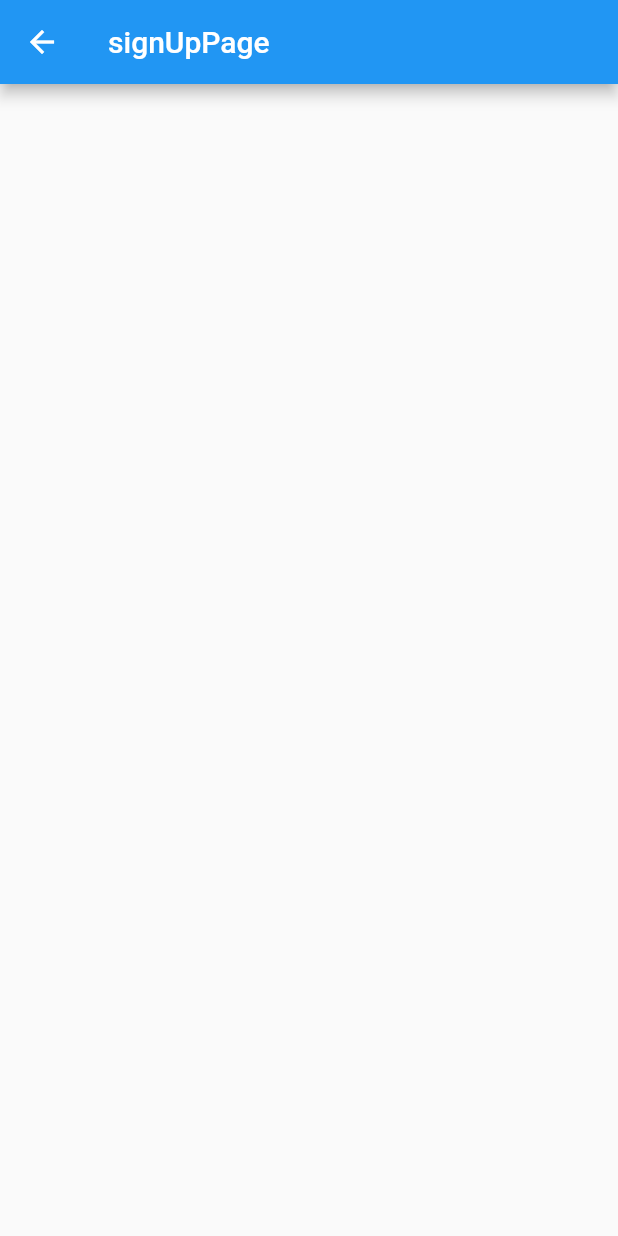
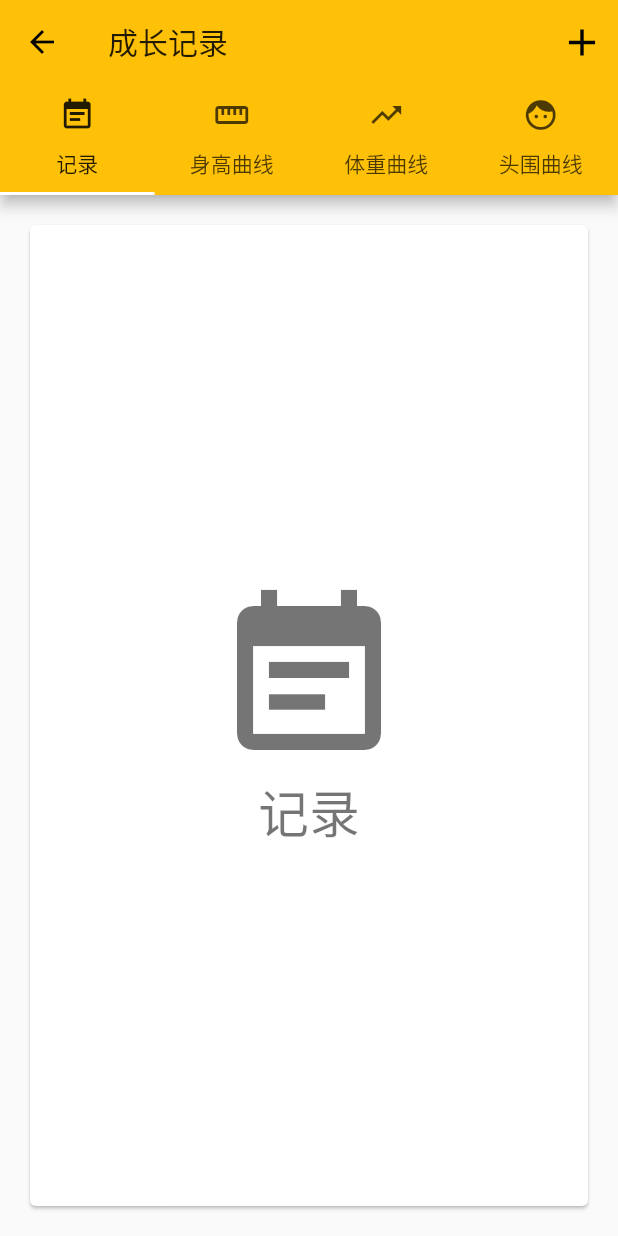
Before and after one commit to webkong/xeu-flutter, a Flutter app: the screen it shows after launch, after a tap on "成长记录", on a phone screen of 412 x 824 dp. Run offline on Flutter 3.47's test engine with Material 2 defaults, Android fonts, the phone set to English and light mode, and no system bars; our stand-ins replace dio.

Commit message:
add group

```diff
--- /dev/null
+++ b/lib/group/index.dart
@@ -0,0 +1,97 @@
+import 'package:flutter/material.dart';
+import '../utils/toast.dart';
+
+
+class GroupPage extends StatefulWidget {
+  @override
+  State<StatefulWidget> createState() {
+    return _GroupPage();
+  }
+}
+
+class _GroupPage extends State<GroupPage> with SingleTickerProviderStateMixin {
+  _save() {
+    Toast.show('保存成功', context);
+  }
+
+  TabController _tabController;
+  @override
+  void initState() {
+    super.initState();
+    _tabController = new TabController(vsync: this, length: choices.length);
+  }
+
+  @override
+  void dispose() {
+    _tabController.dispose();
+    super.dispose();
+  }
+
+  @override
+  Widget build(BuildContext context) {
+    return Scaffold(
+      appBar: AppBar(
+        title: Text('成长记录'),
+        actions: <Widget>[
+          IconButton(icon: Icon(Icons.add, size: 30.0,), onPressed: () => this._save()),
+        ],
+        bottom: new TabBar(
+          controller: _tabController,
+          tabs: choices.map((Choice choice) {
+            return new Tab(
+              text: choice.title,
+              icon: new Icon(choice.icon),
+            );
+          }).toList(),
+        ),
+      ),
+      body: new TabBarView(
+        controller: _tabController,
+        children: choices.map((Choice choice) {
+          return new Padding(
+            padding: const EdgeInsets.all(16.0),
+            child: new ChoiceCard(choice: choice),
+          );
+        }).toList(),
+      ),
+    );
+  }
+}
+
+
+class Choice {
+  const Choice({this.title, this.icon});
+  final String title;
+  final IconData icon;
+}
+
+const List<Choice> choices = const <Choice>[
+  const Choice(title: '记录', icon: Icons.event_note),
+  const Choice(title: '身高曲线', icon: Icons.straighten),
+  const Choice(title: '体重曲线', icon: Icons.trending_up),
+  const Choice(title: '头围曲线', icon: Icons.face),
+];
+
+class ChoiceCard extends StatelessWidget {
+  const ChoiceCard({Key key, this.choice}) : super(key: key);
+
+  final Choice choice;
+
+  @override
+  Widget build(BuildContext context) {
+    final TextStyle textStyle = Theme.of(context).textTheme.display1;
+    return new Card(
+      color: Colors.white,
+      child: new Center(
+        child: new Column(
+          mainAxisSize: MainAxisSize.min,
+          crossAxisAlignment: CrossAxisAlignment.center,
+          children: <Widget>[
+            new Icon(choice.icon, size: 128.0, color: textStyle.color),
+            new Text(choice.title, style: textStyle),
+          ],
+        ),
+      ),
+    );
+  }
+}
--- a/lib/home.dart
+++ b/lib/home.dart
@@ -12,47 +12,34 @@ class _HomePageState extends State<HomePage> {
       appBar: AppBar(
         title: Text('学源'),
       ),
-      body: Center(
-        child: Table(
-          children: <TableRow>[
-            TableRow(
+      body: Container(
+        padding: EdgeInsets.only(top: 30.0),
+        height: 400.0,
+        child: Column(
+          mainAxisAlignment: MainAxisAlignment.spaceBetween,
+          children: <Widget>[
+            Row(
               children: <Widget>[
-                Center(
-                  child: GestureDetector(
-                    child: Container(
-                      width: 150.0,
-                      height: 250.0,
-                      child: Text('成长记录'),
-                    ),
-                    onTap: () => Navigator.pushNamed(context, '/signup'),
-                  ),
-                ),Center(
-                  child: GestureDetector(
-                    child: Container(
-                      child: Text('成长记录'),
-                    ),
-                    onTap: () => Navigator.pushNamed(context, '/signup'),
-                  ),
-                )
+                new Item(
+                  ui: {'bg': 'assets/images/01.png', 'text': '成长记录'},
+                  route: '/group',
+                ),
+                new Item(
+                  ui: {'bg': 'assets/images/02.png', 'text': '益智游戏'},
+                  route: '/game',
+                ),
               ],
             ),
-            TableRow(
+            Row(
               children: <Widget>[
-                Center(
-                  child: GestureDetector(
-                    child: Container(
-                      child: Text('成长记录'),
-                    ),
-                    onTap: () => Navigator.pushNamed(context, '/signup'),
-                  ),
-                ),Center(
-                  child: GestureDetector(
-                    child: Container(
-                      child: Text('成长记录'),
-                    ),
-                    onTap: () => Navigator.pushNamed(context, '/signup'),
-                  ),
-                )
+                new Item(
+                  ui: {'bg': 'assets/images/01.png', 'text': '成长记录'},
+                  route: '/signup',
+                ),
+                new Item(
+                  ui: {'bg': 'assets/images/02.png', 'text': '益智游戏'},
+                  route: '/signup',
+                ),
               ],
             ),
           ],
@@ -61,3 +48,30 @@ class _HomePageState extends State<HomePage> {
     );
   }
 }
+
+class Item extends StatelessWidget {
+  Item({Key key, this.ui = const {'bg': '', 'text': ''}, this.route})
+      : super(key: key);
+  final Map ui;
+  final String route;
+  @override
+  Widget build(BuildContext context) {
+    return Expanded(
+      child: GestureDetector(
+        onTap: () => Navigator.pushNamed(context, this.route),
+        child: Column(
+          children: <Widget>[
+            Container(
+              width: 150.0,
+              height: 150.0,
+              decoration: BoxDecoration(
+                  image:
+                      DecorationImage(image: ExactAssetImage(this.ui['bg']))),
+            ),
+            Text(this.ui['text']),
+          ],
+        ),
+      ),
+    );
+  }
+}
--- a/lib/main.dart
+++ b/lib/main.dart
@@ -1,6 +1,7 @@
 import 'package:flutter/material.dart';
 import './signup.dart';
 import './home.dart';
+import './group/index.dart';
 void main() => runApp(MyApp());
 
 class MyApp extends StatelessWidget {
@@ -9,10 +10,14 @@ class MyApp extends StatelessWidget {
   Widget build(BuildContext context) {
     return MaterialApp(
       title: 'Flutter Code Sample for Navigator',
+      theme: ThemeData(
+        primarySwatch: Colors.amber,
+      ),
       // MaterialApp contains our top-level Navigator
       initialRoute: '/',
       routes: {
         '/': (BuildContext context) => HomePage(),
+        '/group': (BuildContext context) => GroupPage(),
         '/signup': (BuildContext context) => SignUpPage(),
       },
     );
--- a/lib/signup.dart
+++ b/lib/signup.dart
@@ -1,4 +1,5 @@
 import 'package:flutter/material.dart';
+
 class SignUpPage extends StatefulWidget {
   @override
   State<StatefulWidget> createState() {
--- /dev/null
+++ b/lib/utils/toast.dart
@@ -0,0 +1,110 @@
+import 'package:flutter/material.dart';
+import 'package:flutter/widgets.dart';
+
+class Toast {
+  static final int LENGTH_SHORT = 1;
+  static final int LENGTH_LONG = 2;
+  static final int BOTTOM = 0;
+  static final int CENTER = 1;
+  static final int TOP = 2;
+
+  static void show(String msg, BuildContext context,
+      {int duration = 1,
+      int gravity = 0,
+      Color backgroundColor = const Color(0xAA666666),
+      Color textColor = Colors.white,
+      double backgroundRadius = 20,
+      Border border}) {
+    ToastView.dismiss();
+    ToastView.createView(msg, context, duration, gravity, backgroundColor,
+        textColor, backgroundRadius, border);
+  }
+}
+
+class ToastView {
+  static final ToastView _singleton = new ToastView._internal();
+
+  factory ToastView() {
+    return _singleton;
+  }
+
+  ToastView._internal();
+
+  static OverlayState overlayState;
+  static OverlayEntry _overlayEntry;
+  static bool _isVisible = false;
+
+  static void createView(
+      String msg,
+      BuildContext context,
+      int duration,
+      int gravity,
+      Color background,
+      Color textColor,
+      double backgroundRadius,
+      Border border) async {
+    overlayState = Overlay.of(context);
+
+    Paint paint = Paint();
+    paint.strokeCap = StrokeCap.square;
+    paint.color = background;
+
+    _overlayEntry = new OverlayEntry(
+      builder: (BuildContext context) => ToastWidget(
+          widget: Container(
+            width: MediaQuery.of(context).size.width,
+            child: Container(
+                alignment: Alignment.center,
+                width: MediaQuery.of(context).size.width,
+                child: Container(
+                  decoration: BoxDecoration(
+                    color: background,
+                    borderRadius: BorderRadius.circular(backgroundRadius),
+                    border: border,
+                  ),
+                  margin: EdgeInsets.symmetric(horizontal: 20),
+                  padding: EdgeInsets.fromLTRB(16, 10, 16, 10),
+                  child: Text(msg,
+                      softWrap: true,
+                      style: TextStyle(fontSize: 15, color: textColor)),
+                )),
+          ),
+          gravity: gravity),
+    );
+    _isVisible = true;
+    overlayState.insert(_overlayEntry);
+    await new Future.delayed(
+        Duration(seconds: duration == null ? Toast.LENGTH_SHORT : duration));
+    dismiss();
+  }
+
+  static dismiss() async {
+    if (!_isVisible) {
+      return;
+    }
+    _isVisible = false;
+    _overlayEntry?.remove();
+  }
+}
+
+class ToastWidget extends StatelessWidget {
+  ToastWidget({
+    Key key,
+    @required this.widget,
+    @required this.gravity,
+  }) : super(key: key);
+
+  final Widget widget;
+  final int gravity;
+
+  @override
+  Widget build(BuildContext context) {
+    return new Positioned(
+        top: gravity == 2 ? 50 : null,
+        bottom: gravity == 0 ? 50 : null,
+        child: Material(
+          color: Colors.transparent,
+          child: widget,
+        ));
+  }
+}
```
Also changed, not shown: lib/group/sub_record_list.dart (added, +38 -0 lines), pubspec.yaml (+4 -4 lines), assets/images/01.png (added), assets/images/02.png (added), lib/group/new_record.dart (added), lib/group/sub_head_chart.dart (added), lib/group/sub_height_chart.dart (added), lib/group/sub_weight_chart.dart (added), pubspec.lock (deleted).
